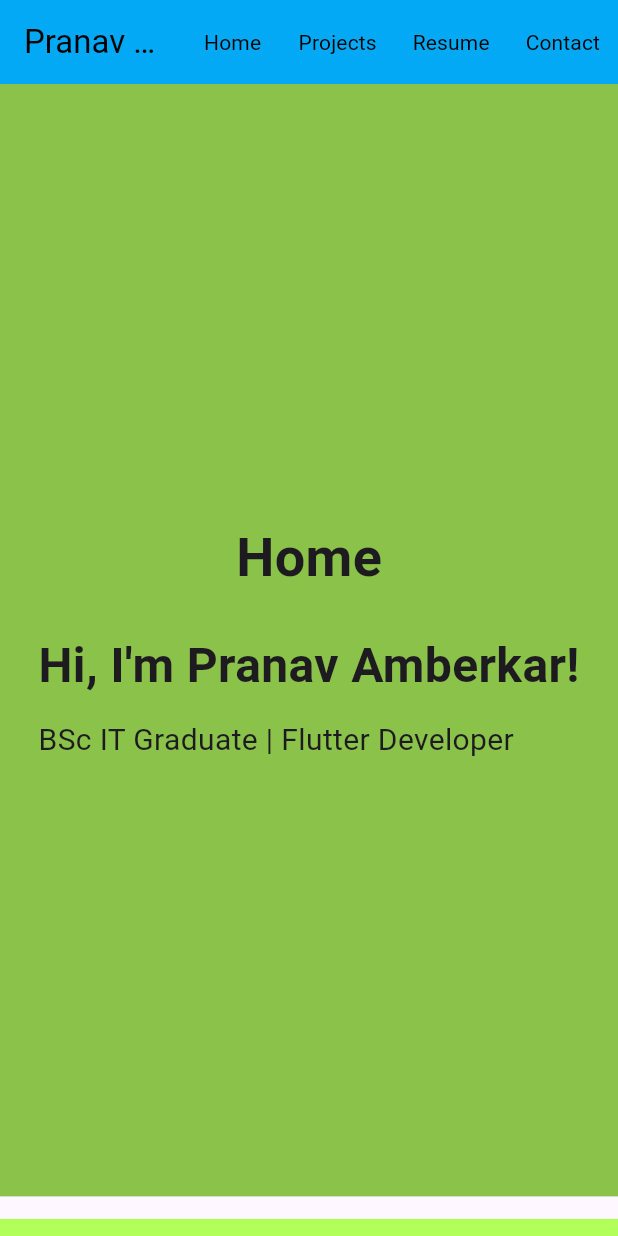
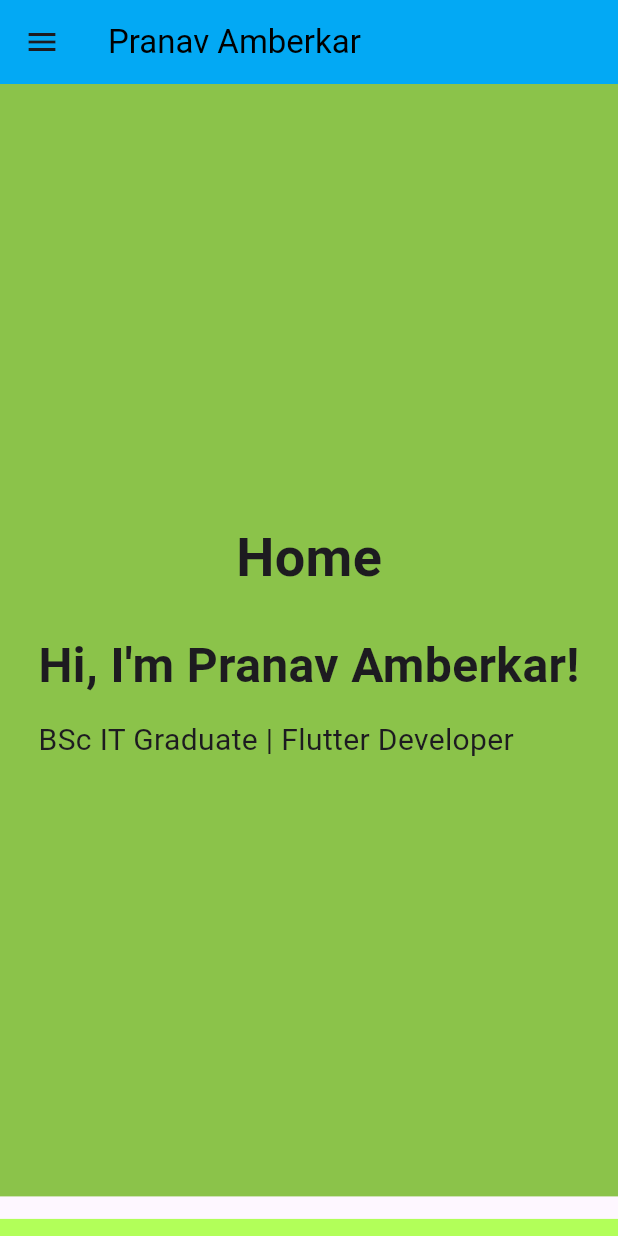
Before and after one commit to pranavamberkar/my-portfolio, a Flutter app: the screen it shows after launch, on a phone screen of 412 x 824 dp. Run offline on Flutter 3.47's test engine with Material 3 defaults, Android fonts, the phone set to English and light mode, and no system bars; Roboto replaces fonts that are missing (Arial).

Commit message:
Changes in main regarding animation and responsive appbar

```diff
--- a/lib/main.dart
+++ b/lib/main.dart
@@ -63,12 +63,19 @@ class _PortfolioHomeState extends State<PortfolioHome> {
       contactKey
     ];
 
+    final screenWidth = MediaQuery.of(context).size.width;
+    final bool isSmallScreen = screenWidth < 600;
+
     return Scaffold(
       appBar: AppBar(
         backgroundColor: Colors.lightBlue,
-        title: const Text("Pranav Amberkar",
-            style: TextStyle(color: Colors.black)),
-        actions: List.generate(navItems.length, (index) {
+        title: const Text(
+          "Pranav Amberkar",
+          style: TextStyle(color: Colors.black),
+        ),
+        actions: isSmallScreen
+            ? null
+            : List.generate(navItems.length, (index) {
                 return MouseRegion(
                   onEnter: (_) => setState(() => _isHovering[index] = true),
                   onExit: (_) => setState(() => _isHovering[index] = false),
@@ -78,14 +85,39 @@ class _PortfolioHomeState extends State<PortfolioHome> {
                       navItems[index],
                       style: TextStyle(
                         color: _isHovering[index] ? Colors.white : Colors.black,
-                  fontWeight:
-                      _isHovering[index] ? FontWeight.bold : FontWeight.normal,
+                        fontWeight: _isHovering[index]
+                            ? FontWeight.bold
+                            : FontWeight.normal,
                       ),
                     ),
                   ),
                 );
               }),
       ),
+      drawer: isSmallScreen
+          ? Drawer(
+              child: ListView(
+                padding: EdgeInsets.zero,
+                children: [
+                  const DrawerHeader(
+                    decoration: BoxDecoration(color: Colors.lightBlue),
+                    child: Text(
+                      'Navigation',
+                      style: TextStyle(fontSize: 24, color: Colors.white),
+                    ),
+                  ),
+                  for (int i = 0; i < navItems.length; i++)
+                    ListTile(
+                      title: Text(navItems[i]),
+                      onTap: () {
+                        Navigator.pop(context); // Close drawer
+                        scrollToSection(navKeys[i]);
+                      },
+                    ),
+                ],
+              ),
+            )
+          : null,
       body: SingleChildScrollView(
         controller: _scrollController,
         child: Column(
@@ -95,25 +127,29 @@ class _PortfolioHomeState extends State<PortfolioHome> {
               key: homeKey,
               title: "Home",
               backgroundColor: Colors.lightGreen,
-                content: const HomeSection()),
+              content: const HomeSection(),
+            ),
             const SizedBox(height: 15),
             Section(
               key: projectsKey,
               title: "Projects",
               backgroundColor: Colors.lightGreenAccent,
-                content: const ProjectSection()),
+              content: const ProjectSection(),
+            ),
             const SizedBox(height: 15),
             Section(
               key: resumeKey,
               title: "Resume",
               backgroundColor: Colors.lime,
-                content: const ResumeSection()),
+              content: const ResumeSection(),
+            ),
             const SizedBox(height: 15),
             Section(
               key: contactKey,
               title: "Contact",
               backgroundColor: Colors.limeAccent,
-                content: const ContactSection()),
+              content: const ContactSection(),
+            ),
             const SizedBox(height: 15),
           ],
         ),
```
Lines whose indentation alone changed are shown as unchanged.
